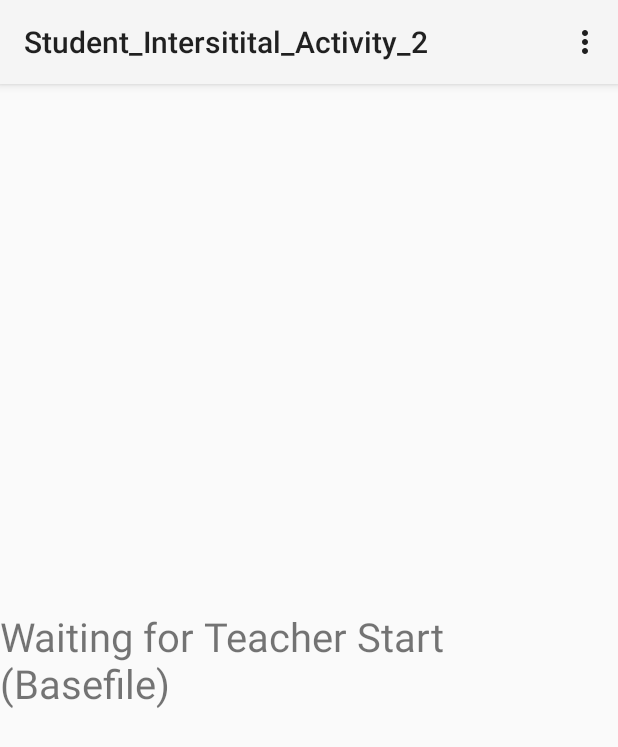
After one commit to Zhiqi/Komodo, an Android app: the Student_Intersitital_Activity_2 screen opened directly, with no data from a screen before it, on a phone screen of 412 x 824 dp. The commit adds this screen. Shown: the top 747 px of the screen. Run offline under Robolectric (Android 15) with nearby library versions, the phone set to English and light mode, and no system bars.

Commit message:
added interstitual activity temporarily
        //NEED TO WAIT UNTIL StudentPlay HAS BASEFILE BROADCAST MESSAGE BEFORE STARTING,
        //BECAUSE ORDER SHOULD BE LIKE THIS
        //TEACHER INITIALIZE
        //THEN STUDENT JOIN SESSION (now go directly to interstitual)
        //THEN TEACHER PICK PARAMETERS AND SEND
        //(go from interstitual ->) THEN STUDENTS CAN START PLAYING upon basefile receipt

I am reading about how we can trigger events asyncronously right now
that way we should be able to trigger events from other threads like the  callbacks

because we need to do that for example for endsession in order to automatically turn off student bluetooth broadcasts .

```diff
--- a/Cooties/app/src/main/AndroidManifest.xml
+++ b/Cooties/app/src/main/AndroidManifest.xml
@@ -35,7 +35,7 @@
         </activity>
         <activity
             android:name=".TeacherActivity_4_Student_List"
-            android:label="@string/title_activity_teacher_activity__list">
+            android:label="@string/title_activity_teacher_activity__list" >
         </activity>
         <activity
             android:name=".TeacherActivity_2_Pre_Lobby"
@@ -53,6 +53,10 @@
                 android:name="android.support.PARENT_ACTIVITY"
                 android:value="edu.umich.eecs.cooties.TeacherActivity_3_In_Game_Lobby" />
         </activity>
+        <activity
+            android:name=".Student_Intersitital_Activity_2"
+            android:label="@string/title_activity_student__intersitital__activity_2" >
+        </activity>
     </application>
 
 </manifest>
--- a/Cooties/app/src/main/java/edu/umich/eecs/cooties/StudentJoinActivity.java
+++ b/Cooties/app/src/main/java/edu/umich/eecs/cooties/StudentJoinActivity.java
@@ -135,7 +135,7 @@ public class StudentJoinActivity extends Activity implements CollabrifyListener.
         // After join the session successfully, set some variables in Globals
         Globals.mysession = collabrifySession;
         Globals.selfId = Globals.myclient.currentSessionParticipantId();
-        Intent intent = new Intent(this, StudentPlayActivity.class);
+        Intent intent = new Intent(this, Student_Intersitital_Activity_2.class);
 
         startActivity(intent);
         finish();
--- /dev/null
+++ b/Cooties/app/src/main/java/edu/umich/eecs/cooties/Student_Intersitital_Activity_2.java
@@ -0,0 +1,63 @@
+package edu.umich.eecs.cooties;
+
+import android.app.Activity;
+import android.content.Intent;
+import android.os.Bundle;
+import android.view.Menu;
+import android.view.MenuItem;
+
+
+public class Student_Intersitital_Activity_2 extends Activity {
+
+    @Override
+    protected void onCreate(Bundle savedInstanceState) {
+        super.onCreate(savedInstanceState);
+        setContentView(R.layout.activity_student__intersitital__activity_2);
+
+        if(Globals.base_received){
+            lets_go();
+        }
+        else{
+            Globals.interstitial_wait = this;
+        }
+
+
+    }
+
+
+    public void lets_go(){
+
+        runOnUiThread(new Runnable() {
+            @Override
+            public void run() {
+                Intent intent = new Intent(Student_Intersitital_Activity_2.this, StudentPlayActivity.class);
+                startActivity(intent);
+                finish();
+
+            }
+        });
+    }
+
+
+    @Override
+    public boolean onCreateOptionsMenu(Menu menu) {
+        // Inflate the menu; this adds items to the action bar if it is present.
+        getMenuInflater().inflate(R.menu.menu_student__intersitital__activity_2, menu);
+        return true;
+    }
+
+    @Override
+    public boolean onOptionsItemSelected(MenuItem item) {
+        // Handle action bar item clicks here. The action bar will
+        // automatically handle clicks on the Home/Up button, so long
+        // as you specify a parent activity in AndroidManifest.xml.
+        int id = item.getItemId();
+
+        //noinspection SimplifiableIfStatement
+        if (id == R.id.action_settings) {
+            return true;
+        }
+
+        return super.onOptionsItemSelected(item);
+    }
+}
--- /dev/null
+++ b/Cooties/app/src/main/res/layout/activity_student__intersitital__activity_2.xml
@@ -0,0 +1,37 @@
+
+
+
+
+<LinearLayout xmlns:android="http://schemas.android.com/apk/res/android"
+xmlns:tools="http://schemas.android.com/tools"
+android:layout_width="match_parent"
+android:layout_height="match_parent"
+android:gravity="center"
+android:orientation="vertical" >
+
+
+
+
+<LinearLayout
+    android:orientation="horizontal"
+    android:layout_width="wrap_content"
+    android:layout_height="wrap_content">
+
+
+    <TextView
+        android:layout_width="wrap_content"
+        android:layout_height="wrap_content"
+        android:text="Waiting for Teacher Start (Basefile)"
+        android:textSize="12pt" />
+
+
+</LinearLayout>
+
+
+
+
+
+
+
+
+</LinearLayout>
--- /dev/null
+++ b/Cooties/app/src/main/res/menu/menu_student__intersitital__activity_2.xml
@@ -0,0 +1,6 @@
+<menu xmlns:android="http://schemas.android.com/apk/res/android"
+    xmlns:tools="http://schemas.android.com/tools"
+    tools:context="edu.umich.eecs.cooties.Student_Intersitital_Activity_2">
+    <item android:id="@+id/action_settings" android:title="@string/action_settings"
+        android:orderInCategory="100" android:showAsAction="never" />
+</menu>
--- a/Cooties/app/src/main/res/values/strings.xml
+++ b/Cooties/app/src/main/res/values/strings.xml
@@ -33,6 +33,9 @@
             <item>2 minute</item>
             <item>5 minute</item>
         </string-array>
+    <string name="title_activity_student__intersitital__activity_2">
+        Student_Intersitital_Activity_2
+    </string>
 
 
 
```
Also changed, not shown: Cooties/app/src/main/java/edu/umich/eecs/cooties/GameState.java (+18 -0 lines), Cooties/app/src/main/java/edu/umich/eecs/cooties/Globals.java (+11 -3 lines), Cooties/app/src/main/java/edu/umich/eecs/cooties/StudentPlayActivity.java (+43 -4 lines).
